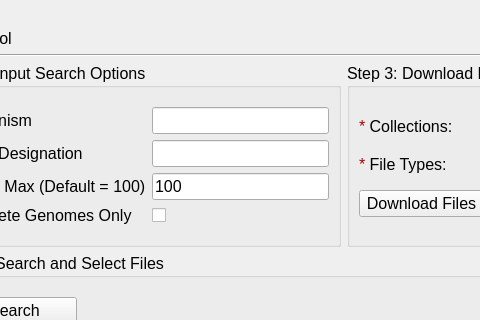
Above: ncbi.ui from TrinhLab/CASPERapp before the change; both pictures show x 89 to 569 and y 0 to 320 of the 865 by 723 pixel window. Below: the same form after it.
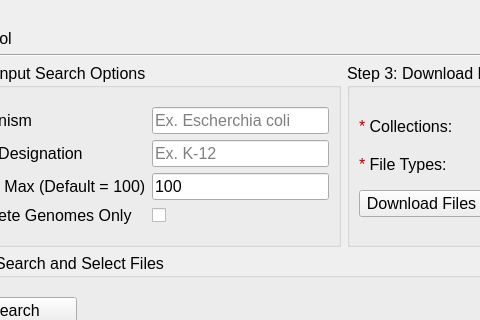
That is the form after the change.

Commit message: Added placeholder text to NCBI UI and updated OT_Mac exe

What changed in the file:
```diff
--- a/ncbi.ui
+++ b/ncbi.ui
@@ -210,10 +210,18 @@
           </widget>
          </item>
          <item row="1" column="1">
-          <widget class="QLineEdit" name="organism_line_edit"/>
+          <widget class="QLineEdit" name="organism_line_edit">
+           <property name="placeholderText">
+            <string>Ex. Escherchia coli</string>
+           </property>
+          </widget>
          </item>
          <item row="2" column="1">
-          <widget class="QLineEdit" name="infra_name_line_edit"/>
+          <widget class="QLineEdit" name="infra_name_line_edit">
+           <property name="placeholderText">
+            <string>Ex. K-12</string>
+           </property>
+          </widget>
          </item>
          <item row="3" column="1">
           <widget class="QLineEdit" name="ret_max_line_edit">
```
The commit also changes 1 other file.
